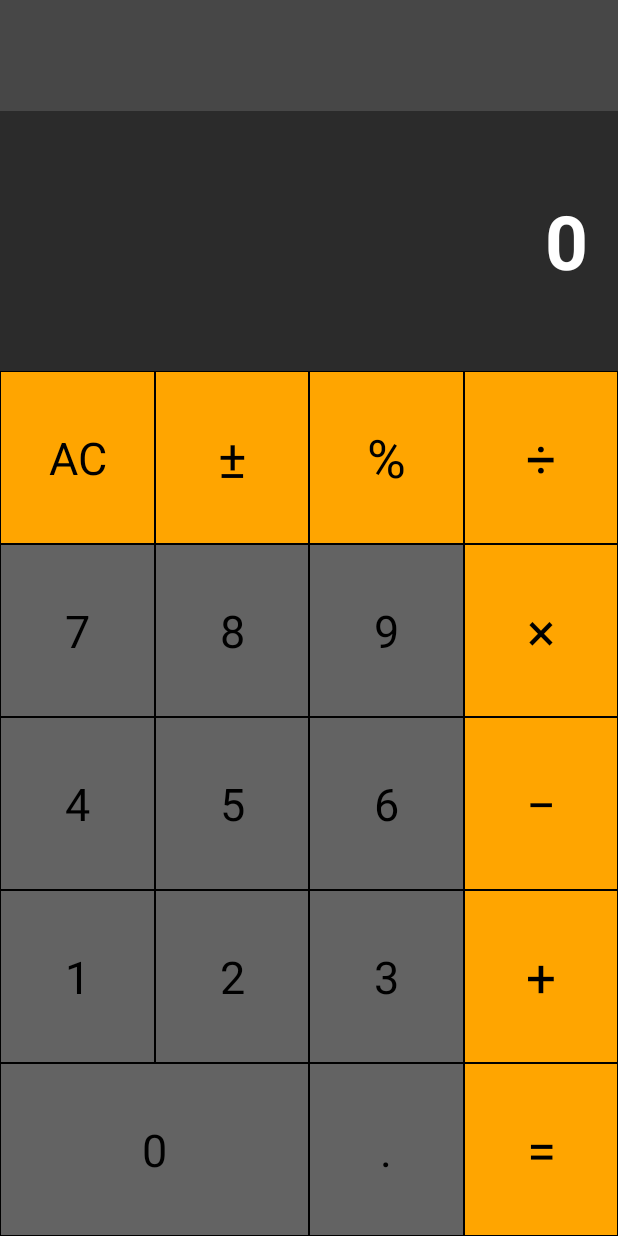
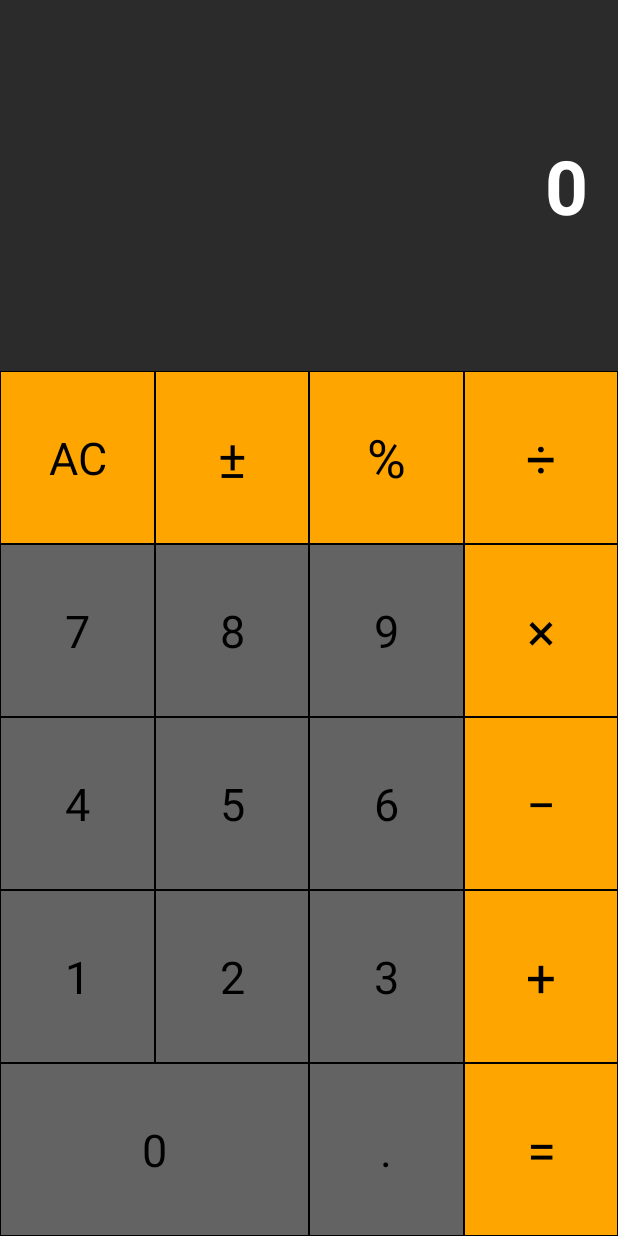
Before and after one commit to happymink/TIL, an Android app: the screen it shows after launch (MainActivity), on a phone screen of 412 x 824 dp. Run offline under Robolectric (Android 15) with nearby library versions, the light colour scheme and no system bars.

Commit message:
[UPDATE] Delete formula text view
It can be confusing.
Because it only expresses formulas without bracket.

```diff
--- a/Android/DesignPattern/MVC/app/src/main/java/kr/xxunghee/design_pattern/mvc/MainActivity.java
+++ b/Android/DesignPattern/MVC/app/src/main/java/kr/xxunghee/design_pattern/mvc/MainActivity.java
@@ -7,7 +7,7 @@ import android.widget.TextView;
 import android.widget.Toast;
 
 public class MainActivity extends AppCompatActivity {
-    private TextView tvFormula, tvResult;
+    private TextView tvResult;
     private TextView btnAC, btnSign, btnMod, btnDiv, btnMul, btnSub, btnAdd, btnDot, btnResult;
     private TextView num0, num1, num2, num3, num4, num5, num6, num7, num8, num9;
 
@@ -24,7 +24,6 @@ public class MainActivity extends AppCompatActivity {
         setContentView(R.layout.activity_main);
 
         // screen
-        tvFormula = findViewById(R.id.tv_formula);
         tvResult  = findViewById(R.id.tv_result);
 
         // calc button
--- a/Android/DesignPattern/MVC/app/src/main/res/layout/activity_main.xml
+++ b/Android/DesignPattern/MVC/app/src/main/res/layout/activity_main.xml
@@ -6,31 +6,6 @@
     android:layout_height="match_parent"
     tools:context=".MainActivity"
     tools:ignore="RtlSymmetry">
-
-    <androidx.constraintlayout.widget.ConstraintLayout
-        android:id="@+id/screen"
-        android:layout_width="0dp"
-        android:layout_height="0dp"
-        android:background="@color/teal_700"
-        app:layout_constraintEnd_toEndOf="parent"
-        app:layout_constraintHeight_percent="0.3"
-        app:layout_constraintStart_toStartOf="parent"
-        app:layout_constraintTop_toTopOf="parent">
-
-        <TextView
-            android:id="@+id/tv_formula"
-            android:layout_width="0dp"
-            android:layout_height="0dp"
-            android:background="@color/gray_70"
-            android:gravity="start|center_vertical"
-            android:maxLines="1"
-            android:paddingStart="20dp"
-            android:textColor="@color/white"
-            android:textSize="20sp"
-            app:layout_constraintEnd_toEndOf="parent"
-            app:layout_constraintHeight_percent="0.3"
-            app:layout_constraintStart_toStartOf="parent"
-            app:layout_constraintTop_toTopOf="parent" />
 
     <TextView
         android:id="@+id/tv_result"
@@ -44,12 +19,10 @@
         android:textColor="@color/white"
         android:textSize="50sp"
         android:textStyle="bold"
-            app:layout_constraintBottom_toBottomOf="parent"
         app:layout_constraintEnd_toEndOf="parent"
+        app:layout_constraintHeight_percent="0.3"
         app:layout_constraintStart_toStartOf="parent"
-            app:layout_constraintTop_toBottomOf="@id/tv_formula" />
-
-    </androidx.constraintlayout.widget.ConstraintLayout>
+        app:layout_constraintTop_toTopOf="parent" />
 
     <!-- ====== row 0 ====== -->
 
@@ -66,7 +39,7 @@
         app:layout_constraintEnd_toStartOf="@id/btn_sign"
         app:layout_constraintHorizontal_chainStyle="spread_inside"
         app:layout_constraintStart_toStartOf="parent"
-        app:layout_constraintTop_toBottomOf="@id/screen" />
+        app:layout_constraintTop_toBottomOf="@id/tv_result" />
 
     <TextView
         android:id="@+id/btn_sign"
@@ -80,7 +53,7 @@
         app:layout_constraintBottom_toTopOf="@id/num_8"
         app:layout_constraintEnd_toStartOf="@id/btn_mod"
         app:layout_constraintStart_toEndOf="@id/btn_ac"
-        app:layout_constraintTop_toBottomOf="@id/screen" />
+        app:layout_constraintTop_toBottomOf="@id/tv_result" />
 
     <TextView
         android:id="@+id/btn_mod"
@@ -94,7 +67,7 @@
         app:layout_constraintBottom_toTopOf="@id/num_9"
         app:layout_constraintEnd_toStartOf="@id/btn_div"
         app:layout_constraintStart_toEndOf="@id/btn_sign"
-        app:layout_constraintTop_toBottomOf="@id/screen" />
+        app:layout_constraintTop_toBottomOf="@id/tv_result" />
 
     <TextView
         android:id="@+id/btn_div"
@@ -108,7 +81,7 @@
         app:layout_constraintBottom_toTopOf="@id/btn_mul"
         app:layout_constraintEnd_toEndOf="parent"
         app:layout_constraintStart_toEndOf="@id/btn_mod"
-        app:layout_constraintTop_toBottomOf="@id/screen" />
+        app:layout_constraintTop_toBottomOf="@id/tv_result" />
 
     <!-- ====== row 1 ====== -->
 
```
Lines whose indentation alone changed are shown as unchanged.
